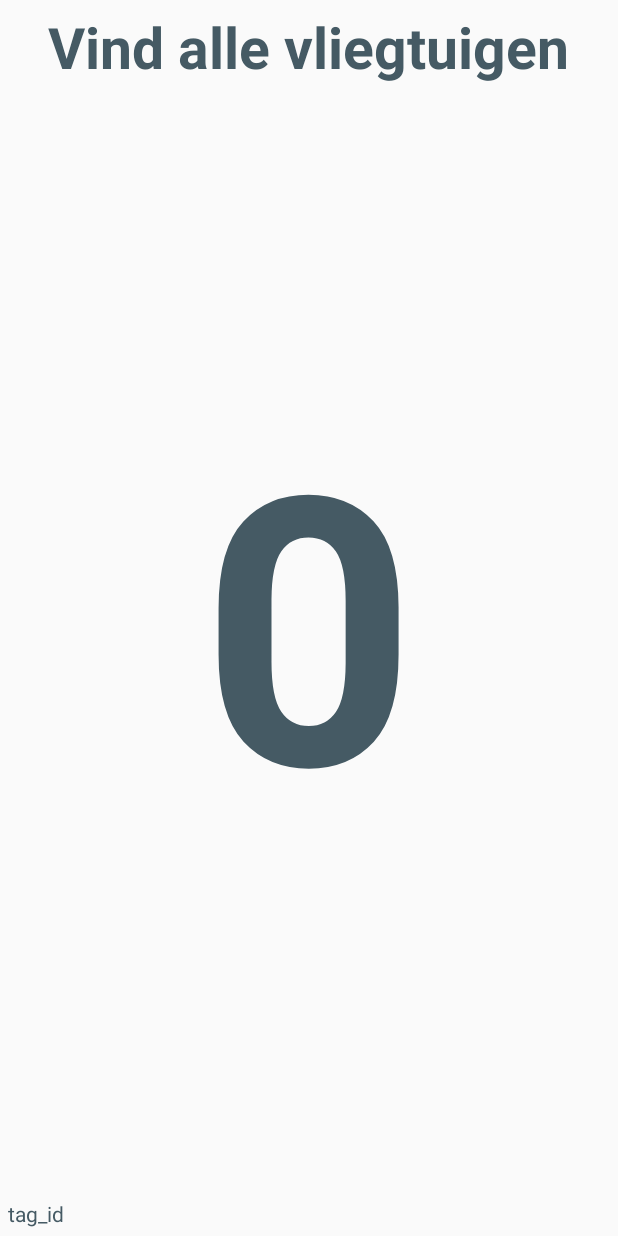
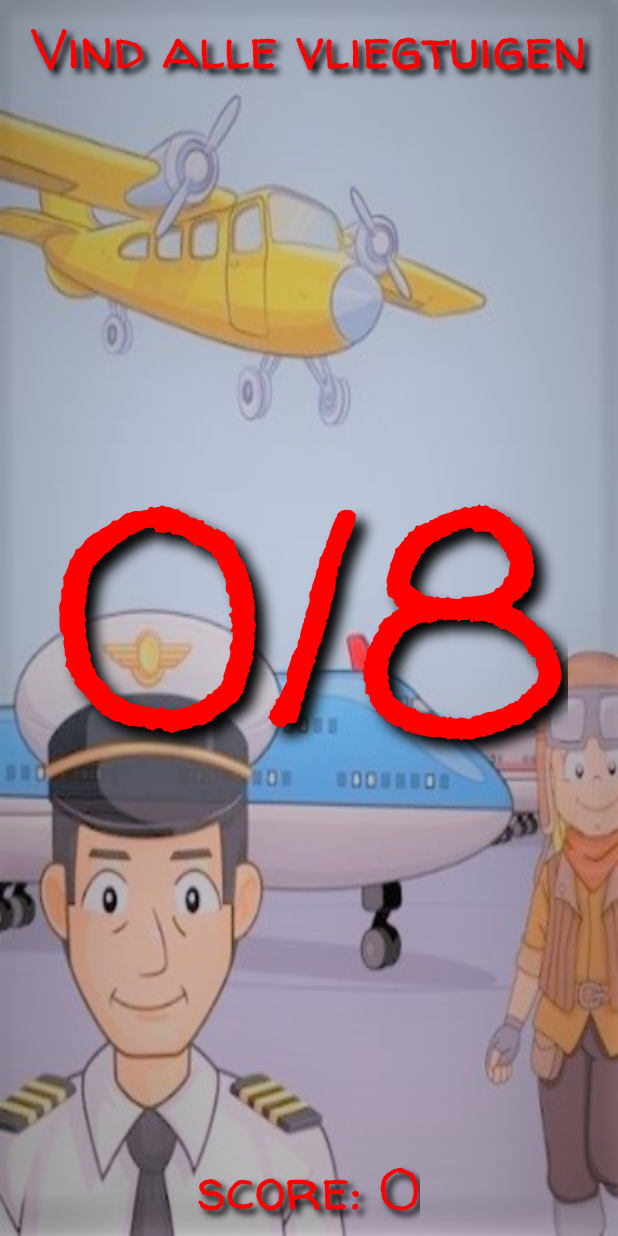
Before and after one commit to wimjjj/tle34, an Android app: the MainActivity screen opened directly, with no data from a screen before it, on a phone screen of 412 x 824 dp. Run offline under Robolectric (Android 15) with nearby library versions, the light colour scheme and no system bars; 3 statements that could not run were skipped.

Commit message:
updated android app

```diff
--- a/tle34nfc/app/src/main/java/com/scanner/tle34/wimjo/tle34nfc/MainActivity.java
+++ b/tle34nfc/app/src/main/java/com/scanner/tle34/wimjo/tle34nfc/MainActivity.java
@@ -3,6 +3,7 @@ package com.scanner.tle34.wimjo.tle34nfc;
 import android.app.PendingIntent;
 import android.content.Intent;
 import android.content.IntentFilter;
+import android.graphics.Typeface;
 import android.media.MediaPlayer;
 import android.nfc.NfcAdapter;
 import android.nfc.Tag;
@@ -13,6 +14,7 @@ import android.util.Log;
 import android.widget.TextView;
 
 import java.util.ArrayList;
+import java.util.StringTokenizer;
 
 public class MainActivity extends AppCompatActivity {
 
@@ -20,21 +22,25 @@ public class MainActivity extends AppCompatActivity {
 
     private PendingIntent pendingIntent;
 
-    private String[][] techListsArray;
-
     private IntentFilter[] intentFilters;
 
     private String[][] techList;
 
-    private int score = 0;
+    private int counter = 0;
 
     private ArrayList<String> foundTags = new ArrayList<String>();
+
+    private int itemsInLevel = 8;
+
+    private int score = 0;
 
     @Override
     protected void onCreate(Bundle savedInstanceState) {
         super.onCreate(savedInstanceState);
         getSupportActionBar().hide();
         setContentView(R.layout.activity_main);
+
+        setFonts();
 
         nfcAdapter = NfcAdapter.getDefaultAdapter(this);
 
@@ -65,16 +71,19 @@ public class MainActivity extends AppCompatActivity {
         handleIntent(getIntent());
     }
 
+    @Override
     public void onPause() {
         super.onPause();
         nfcAdapter.disableForegroundDispatch(this);
     }
 
+    @Override
     public void onResume() {
         super.onResume();
         nfcAdapter.enableForegroundDispatch(this, pendingIntent, intentFilters, techList);
     }
 
+    @Override
     public void onNewIntent(Intent intent) {
         handleIntent(intent);
     }
@@ -98,7 +107,6 @@ public class MainActivity extends AppCompatActivity {
 
     private void updateId(String id){
         Log.i("nfc_ID", id);
-        ((TextView) findViewById(R.id.tag)).setText(String.valueOf(id));
     }
 
     private void increaseScore(String id){
@@ -113,14 +121,27 @@ public class MainActivity extends AppCompatActivity {
 
         foundTags.add(id);
 
-        score++;
-        ((TextView) findViewById(R.id.score)).setText(String.valueOf(score));
+        counter++;
+
+        updateScore(10);
+
+        ((TextView) findViewById(R.id.counter)).setText(String.valueOf(counter) + "/8");
 
         playSound(R.raw.correct_click);
+
+        checkForWin();
+    }
+
+    private void checkForWin(){
+        if(foundTags.size() == itemsInLevel){
+            reset();
+            playSound(R.raw.level_complete);
+            //score API
+        }
     }
 
     private void alreadyFound(){
-        setMessage(getString(R.string.allready_found));
+        setMessage(getString(R.string.already_found));
         playSound(R.raw.wrong_click);
     }
 
@@ -135,4 +156,26 @@ public class MainActivity extends AppCompatActivity {
     private void playSound(int id){
         MediaPlayer.create(getApplicationContext(), id).start();
     }
+
+    private void reset(){
+        score = 0;
+        ((TextView) findViewById(R.id.score)).setText(R.string.score);
+        counter = 0;
+        ((TextView) findViewById(R.id.counter)).setText("0/8");
+        foundTags = new ArrayList<String>();
+    }
+
+    private void updateScore(int s){
+        score += s;
+        ((TextView) findViewById(R.id.score)).setText(getString(R.string.score_without_number) + String.valueOf(score));
+    }
+
+    private void setFonts(){
+        Typeface typeface = Typeface.createFromAsset(getAssets(), "fonts/WalterTurncoat.ttf");
+
+        ((TextView)findViewById(R.id.counter)).setTypeface(typeface);
+        ((TextView)findViewById(R.id.msg)).setTypeface(typeface);
+        ((TextView)findViewById(R.id.score)).setTypeface(typeface);
+    }
+
 }
--- a/tle34nfc/app/src/main/res/layout/activity_main.xml
+++ b/tle34nfc/app/src/main/res/layout/activity_main.xml
@@ -4,44 +4,68 @@
     xmlns:tools="http://schemas.android.com/tools"
     android:layout_width="match_parent"
     android:layout_height="match_parent"
-    tools:context="com.scanner.tle34.wimjo.tle34nfc.MainActivity">
+    tools:context="com.scanner.tle34.wimjo.tle34nfc.MainActivity"
+    android:background="@drawable/background">
 
     <RelativeLayout
-        android:layout_width="match_parent"
-        android:layout_height="match_parent"
-        android:padding="5dp">
+        android:layout_width="wrap_content"
+        android:layout_height="wrap_content"
+        android:padding="5dp"
+        tools:layout_editor_absoluteY="8dp"
+        tools:layout_editor_absoluteX="8dp">
 
 
         <TextView
             android:id="@+id/msg"
-            android:layout_width="wrap_content"
+            android:layout_width="match_parent"
             android:layout_height="wrap_content"
             android:layout_centerHorizontal="true"
             android:textAlignment="center"
             android:textSize="38sp"
             android:textStyle="bold"
             android:text="@string/instructions"
-            android:textColor="#455A64"/>
+            android:textColor="#FF0000"
+            android:shadowColor="#000000"
+            android:shadowRadius="5"
+            android:shadowDx="5"
+            android:shadowDy="5"
+            />
+
+        <TextView
+            android:id="@+id/counter"
+            android:layout_width="wrap_content"
+            android:layout_height="wrap_content"
+            android:layout_centerInParent="true"
+            android:textColor="#FF0000"
+            android:text="@string/_0"
+            android:textAppearance="@style/TextAppearance.AppCompat.Headline"
+            android:textSize="200sp"
+            android:textStyle="bold"
+            android:shadowColor="#000000"
+            android:shadowRadius="10"
+            android:shadowDx="10"
+            android:shadowDy="10"
+            android:fontFamily="fonts/WalterTurncoat"
+            />
 
         <TextView
             android:id="@+id/score"
             android:layout_width="wrap_content"
             android:layout_height="wrap_content"
-            android:layout_centerInParent="true"
-            android:textColor="#455A64"
-            android:text="@string/_0"
+            android:layout_alignParentBottom="true"
+            android:text="@string/score"
+            android:layout_centerHorizontal="true"
             android:textAppearance="@style/TextAppearance.AppCompat.Headline"
-            android:textSize="250sp"
-            android:textStyle="bold" />
+            android:textStyle="bold"
+            android:textSize="38sp"
+            android:textColor="#FF0000"
+            android:shadowColor="#000000"
+            android:shadowRadius="5"
+            android:shadowDx="5"
+            android:shadowDy="5"
+            />
 
-        <TextView
-            android:id="@+id/tag"
-            android:layout_width="wrap_content"
-            android:layout_height="wrap_content"
-            android:layout_alignParentBottom="true"
-            android:text="@string/tag_id"
-            android:textColor="#455A64"
-            />
+
     </RelativeLayout>
 
 </android.support.constraint.ConstraintLayout>
--- a/tle34nfc/app/src/main/res/values/strings.xml
+++ b/tle34nfc/app/src/main/res/values/strings.xml
@@ -1,7 +1,9 @@
 <resources>
     <string name="app_name">tle34nfc</string>
     <string name="instructions">Vind alle vliegtuigen</string>
-    <string name="_0">0</string>
+    <string name="_0">0/8</string>
     <string name="tag_id">tag_id</string>
-    <string name="allready_found">Deze heb je al</string>
+    <string name="already_found">Deze heb je al</string>
+    <string name="score">score: 0</string>
+    <string name="score_without_number">score:</string>
 </resources>
```
Also changed, not shown: tle34nfc/app/src/main/assets/fonts/WalterTurncoat.ttf (added), tle34nfc/app/src/main/res/drawable/background.jpg (added).
